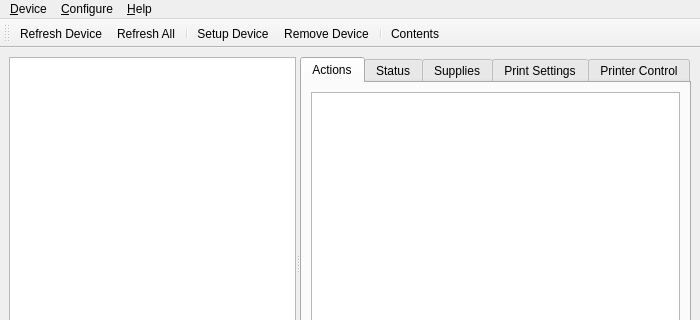
Above: ui4/devmgr5_base.ui from jpopelka/hplip before the change; both pictures show x 0 to 700 and y 0 to 320 of the 700 by 500 pixel window. Below: the same form after it.
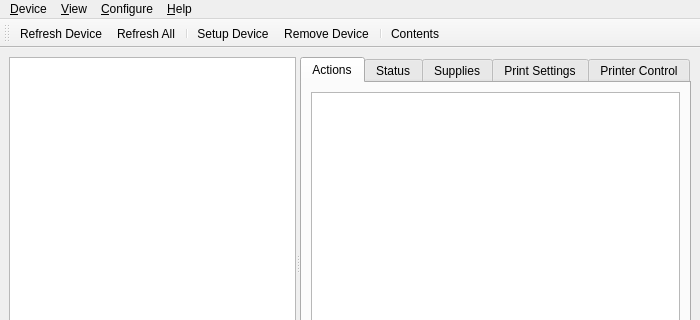
That is the form after the change. Custom widgets are drawn as their Qt base class.

What changed in the file:
```diff
--- a/ui4/devmgr5_base.ui
+++ b/ui4/devmgr5_base.ui
@@ -575,17 +575,17 @@
     </item>
    </layout>
   </widget>
-  <widget class="QMenuBar" name="menubar" >
-   <property name="geometry" >
+  <widget class="QMenuBar" name="Menubar">
+   <property name="geometry">
     <rect>
      <x>0</x>
      <y>0</y>
      <width>700</width>
-     <height>27</height>
+     <height>25</height>
     </rect>
    </property>
-   <widget class="QMenu" name="menuDevice" >
-    <property name="title" >
+   <widget class="QMenu" name="DeviceMenu">
+    <property name="title">
      <string>&amp;Device</string>
     </property>
     <addaction name="DeviceSettingsAction" />
@@ -598,22 +598,30 @@
     <addaction name="separator" />
     <addaction name="QuitAction" />
    </widget>
-   <widget class="QMenu" name="menuConfigure" >
-    <property name="title" >
+   <widget class="QMenu" name="ConfigureMenu">
+    <property name="title">
      <string>&amp;Configure</string>
     </property>
     <addaction name="PreferencesAction" />
    </widget>
-   <widget class="QMenu" name="menuHelp" >
-    <property name="title" >
+   <widget class="QMenu" name="HelpMenu">
+    <property name="title">
      <string>&amp;Help</string>
     </property>
     <addaction name="ContentsAction" />
     <addaction name="AboutAction" />
    </widget>
-   <addaction name="menuDevice" />
-   <addaction name="menuConfigure" />
-   <addaction name="menuHelp" />
+   <widget class="QMenu" name="ViewMenu">
+    <property name="title">
+     <string>&amp;View</string>
+    </property>
+    <addaction name="ViewAsListAction"/>
+    <addaction name="ViewAsIconsAction"/>
+   </widget>
+   <addaction name="DeviceMenu"/>
+   <addaction name="ViewMenu"/>
+   <addaction name="ConfigureMenu"/>
+   <addaction name="HelpMenu"/>
   </widget>
   <widget class="QStatusBar" name="statusbar" />
   <widget class="QToolBar" name="toolBar" >
```
Left out of the diff: 506 changed lines with no effect on the pictures.
